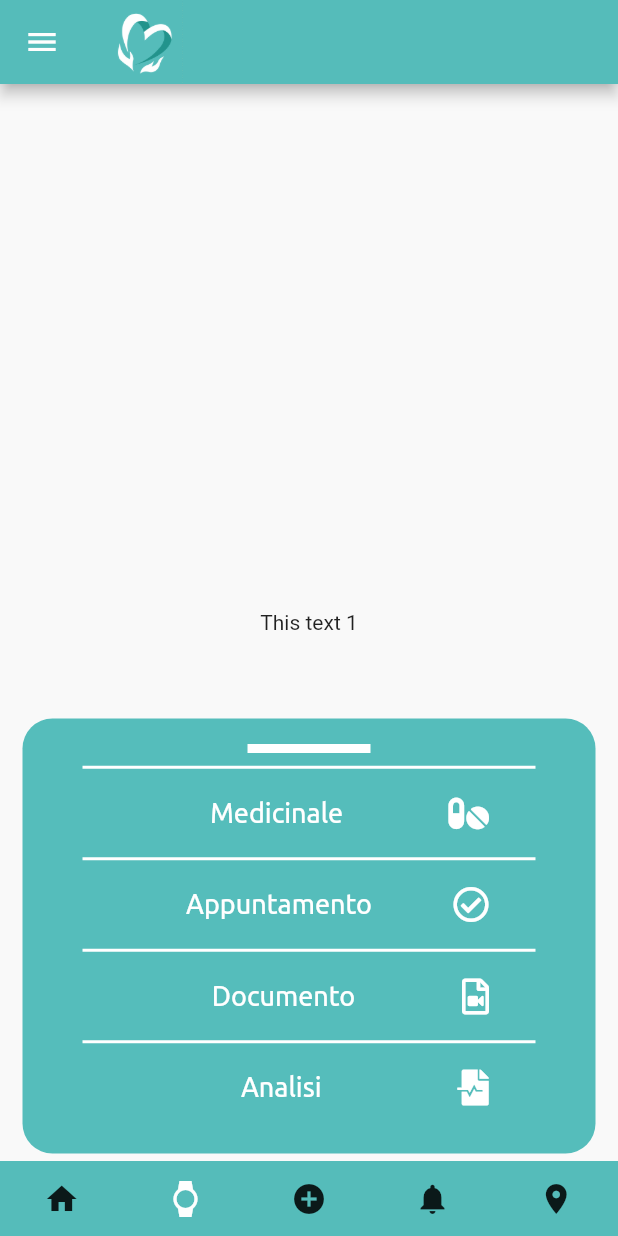
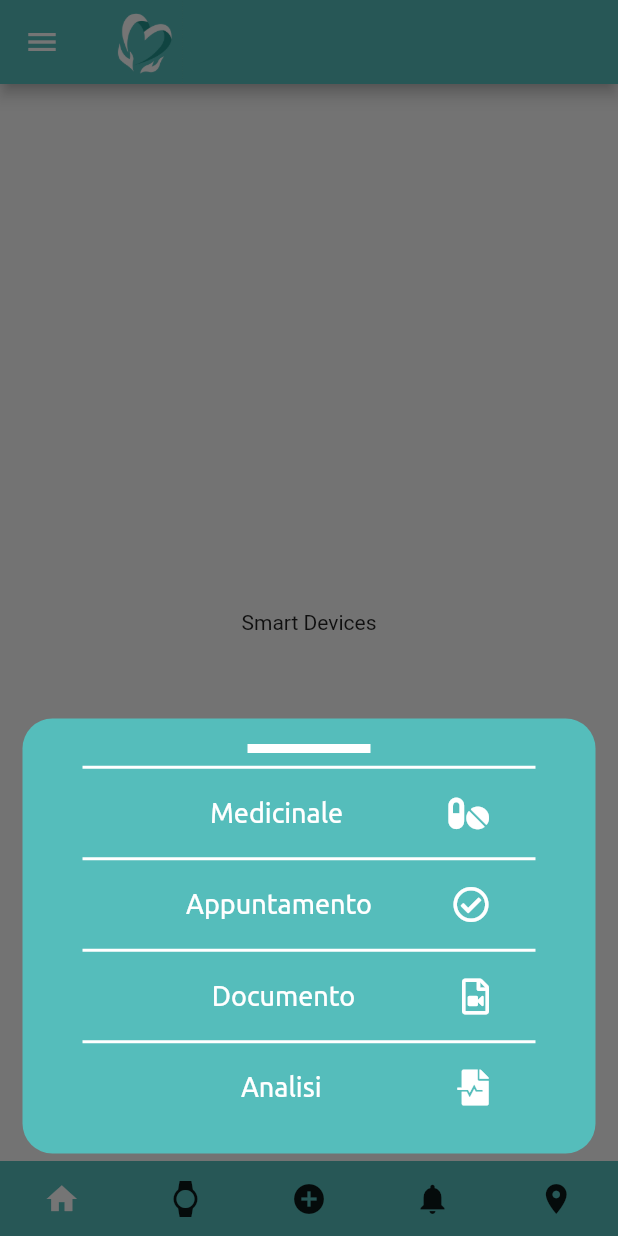
Before and after one commit to fabiomontello/my-care-app, a Flutter app: the MyHomePage screen opened by its route, item 2 of the bottom bar chosen, after a tap on the "add circle" icon, on a phone screen of 412 x 824 dp. Run offline on Flutter 3.47's test engine with Material 2 defaults, Android fonts, the phone set to English and light mode, and no system bars; our stand-ins replace font_awesome_flutter; project files that could hold a hidden picture were left out.

Commit message:
creation of pages

```diff
--- a/lib/main.dart
+++ b/lib/main.dart
@@ -16,7 +16,7 @@ class MyApp extends StatelessWidget {
         primarySwatch: CustomColorSwatchs.appPrimaryColor,
         accentColor: Color(0xff1A938D),
         textTheme: ThemeData.light().textTheme.copyWith(
-              headline6: TextStyle(
+              headline: TextStyle(
                 color: Colors.white,
                 fontFamily: 'Ubuntu',
                 fontWeight: FontWeight.normal,
@@ -25,7 +25,7 @@ class MyApp extends StatelessWidget {
             ),
         appBarTheme: AppBarTheme(
           textTheme: ThemeData.light().textTheme.copyWith(
-                headline6: TextStyle(
+                headline: TextStyle(
                   color: Colors.white,
                   fontFamily: 'Ubuntu',
                   fontSize: 20,
--- /dev/null
+++ b/lib/pages/home_list.dart
@@ -0,0 +1,10 @@
+import 'package:flutter/material.dart';
+
+class HomeList extends StatelessWidget {
+  @override
+  Widget build(BuildContext context) {
+    return Container(
+      child: Text('Home page with list')
+    );
+  }
+}
--- a/lib/pages/home_page.dart
+++ b/lib/pages/home_page.dart
@@ -35,7 +35,7 @@ class _MyHomePageState extends State<MyHomePage> {
       ),
       drawer: MyCareDrawer(_pageHandler),
       body: HomeSwitcher(_index),
-      bottomNavigationBar: MyCareBottomNavBar(_pageHandler),
+      bottomNavigationBar: MyCareBottomNavBar(_pageHandler, _index),
     );
   }
 }
--- a/lib/pages/home_switcher.dart
+++ b/lib/pages/home_switcher.dart
@@ -1,6 +1,13 @@
 import 'package:flutter/material.dart';
-import 'package:my_care/ui/plus.dart';
-import '../ui/plus.dart';
+import 'package:my_care/pages/smart_devices.dart';
+import 'home_list.dart';
+import 'map_page.dart';
+import 'medicinali_page.dart';
+import 'appuntamenti_page.dart';
+import 'analisi_page.dart';
+import 'documenti_page.dart';
+import 'notification_list.dart';
+
 
 class HomeSwitcher extends StatelessWidget {
   final int index;
@@ -9,7 +16,34 @@ class HomeSwitcher extends StatelessWidget {
   @override
   Widget build(BuildContext context) {
     Widget child = Text('This text ' + index.toString());
-
+    switch (index) {
+      case 0:
+        child = HomeList();
+        break;
+      case 1:
+        child = SmartDevices();
+        break;
+      case 2:
+      case 3:
+        child = NotificationList();
+        break;
+      case 4:
+        child = MapPage();
+        break;
+      case 5:
+        child = MedicinaliPage();
+        break;
+      case 6:
+        child = AppuntamentiPage();
+        break;
+      case 7:
+        child = DocumentiPage();
+        break;
+      case 8:
+        child = AnalisiPage();
+        break;
+      default:
+    }
     return Center(child: child);
   }
 }
--- /dev/null
+++ b/lib/pages/smart_devices.dart
@@ -0,0 +1,10 @@
+import 'package:flutter/material.dart';
+
+class SmartDevices extends StatelessWidget {
+  @override
+  Widget build(BuildContext context) {
+    return Container(
+      child: Text('Smart Devices')
+    );
+  }
+}
--- a/lib/ui/bottom_navbar.dart
+++ b/lib/ui/bottom_navbar.dart
@@ -5,29 +5,36 @@ import 'package:my_care/ui/plus.dart';
 
 class MyCareBottomNavBar extends StatefulWidget {
   final Function pageHandler;
+  final int selectedIndex;
 
   @override
   MyCareBottomNavBar(
     this.pageHandler,
+    this.selectedIndex
   );
   _MyCareBottomNavBarState createState() =>
-      _MyCareBottomNavBarState(pageHandler);
+      _MyCareBottomNavBarState(pageHandler, selectedIndex);
 }
 
 class _MyCareBottomNavBarState extends State<MyCareBottomNavBar> {
-  int _selectedIndex = 0;
+  int _selectedIndex;
   void _onItemTapped(int index) {
     _pageHandler(index);
     setState(() {
+
+    });
+/*     setState(() {
       _selectedIndex = index;
-    });
+    }); */
   }
 
   void startAddButton(BuildContext ctx) {
+
     showModalBottomSheet(
       backgroundColor: Colors.transparent,
       elevation: 0,
-      barrierColor: Colors.black.withAlpha(1),
+
+      //barrierColor: null,
       context: ctx,
       builder: (_) {
         return GestureDetector(
@@ -41,7 +48,7 @@ class _MyCareBottomNavBarState extends State<MyCareBottomNavBar> {
 
   final Function _pageHandler;
 
-  _MyCareBottomNavBarState(this._pageHandler);
+  _MyCareBottomNavBarState(this._pageHandler, this._selectedIndex);
   @override
   Widget build(BuildContext context) {
     return Container(
--- a/lib/ui/plus_list_elem.dart
+++ b/lib/ui/plus_list_elem.dart
@@ -13,7 +13,7 @@ class PlusListElem extends StatelessWidget {
       child: ListTile(
         title: Text(labelTitle,
             textAlign: TextAlign.center,
-            style: Theme.of(context).textTheme.headline6
+            style: Theme.of(context).textTheme.headline
             //TextStyle (color: Colors.white, ),
             ),
         trailing: FaIcon(
```
Also changed, not shown: lib/pages/analisi_page.dart (added, +10 -0 lines), lib/pages/appuntamenti_page.dart (added, +10 -0 lines), lib/pages/documenti_page.dart (added, +10 -0 lines), lib/pages/map_page.dart (added, +10 -0 lines), lib/pages/medicinali_page.dart (added, +10 -0 lines), lib/pages/notification_list.dart (added, +10 -0 lines), pubspec.lock.
